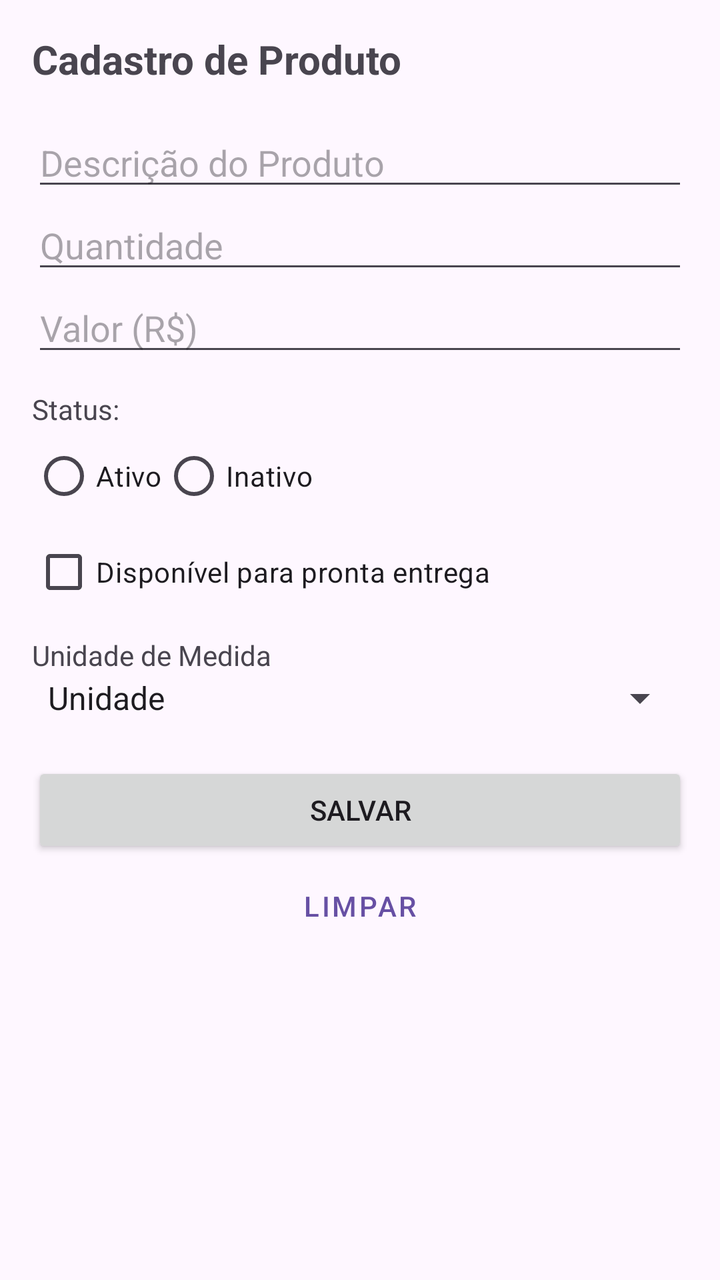
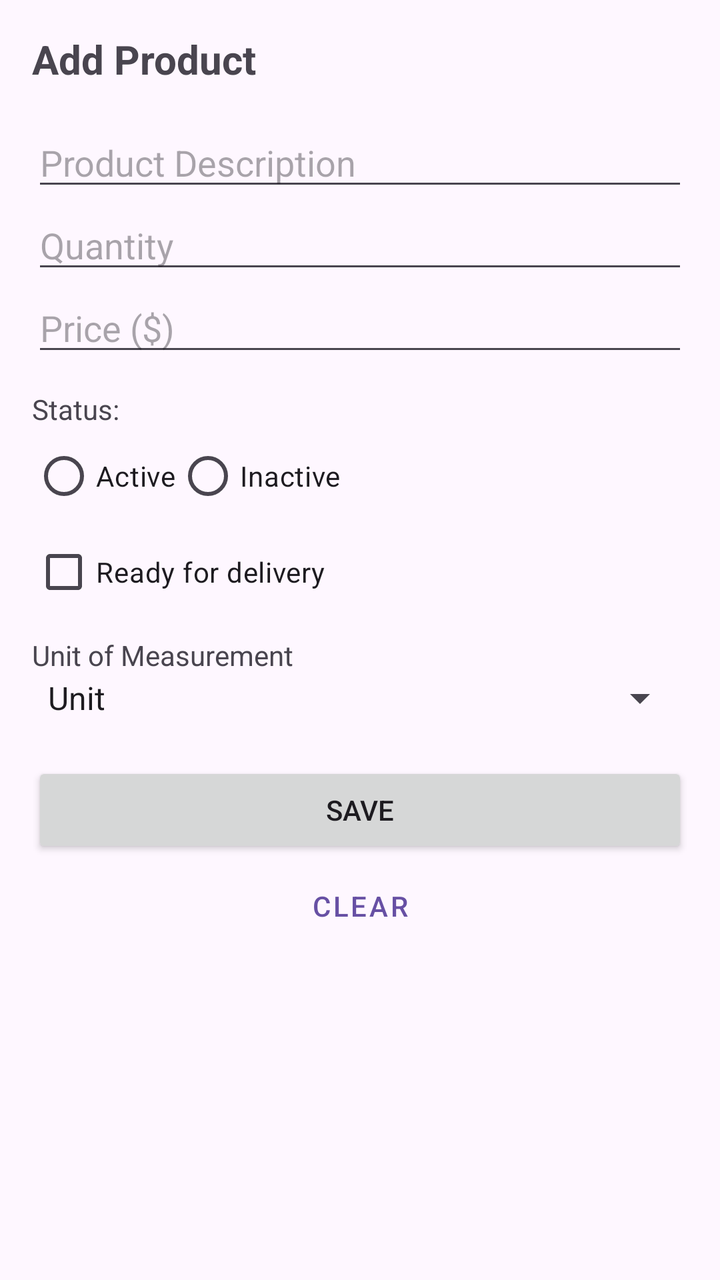

Before-and-after screenshots of an Android layout around one commit, followed by the original layout XML and the change that was made.
<!-- AndroidManifest.xml: application theme Theme.ControleDeVendasDeUmConfeiteiroAutonomo -->
<!-- res/layout/activity_main.xml -->
<?xml version="1.0" encoding="utf-8"?>
<ScrollView xmlns:android="http://schemas.android.com/apk/res/android"
    android:layout_width="match_parent"
    android:layout_height="match_parent"
    android:padding="16dp">

    <LinearLayout
        android:layout_width="match_parent"
        android:layout_height="wrap_content"
        android:orientation="vertical">

        <TextView
            android:layout_width="wrap_content"
            android:layout_height="wrap_content"
            android:text="Cadastro de Produto"
            android:textSize="20sp"
            android:textStyle="bold"
            android:layout_marginBottom="16dp" />

        <EditText
            android:id="@+id/etDescricao"
            android:layout_width="match_parent"
            android:layout_height="wrap_content"
            android:hint="@string/hint_descricao"
            android:inputType="textCapSentences" />

        <EditText
            android:id="@+id/etQuantidade"
            android:layout_width="match_parent"
            android:layout_height="wrap_content"
            android:hint="@string/hint_quantidade"
            android:inputType="number" />

        <EditText
            android:id="@+id/etValor"
            android:layout_width="match_parent"
            android:layout_height="wrap_content"
            android:hint="@string/hint_valor"
            android:inputType="numberDecimal" />

        <TextView
            android:layout_width="wrap_content"
            android:layout_height="wrap_content"
            android:text="@string/label_status"
            android:layout_marginTop="12dp" />

        <RadioGroup
            android:id="@+id/rgOrigem"
            android:layout_width="match_parent"
            android:layout_height="wrap_content"
            android:orientation="horizontal">

            <RadioButton
                android:id="@+id/rbAtivo"
                android:layout_width="wrap_content"
                android:layout_height="wrap_content"
                android:text="@string/ativo" />

            <RadioButton
                android:id="@+id/rbInativo"
                android:layout_width="wrap_content"
                android:layout_height="wrap_content"
                android:text="@string/inativo" />
        </RadioGroup>

        <CheckBox
            android:id="@+id/cbDisponivel"
            android:layout_width="match_parent"
            android:layout_height="wrap_content"
            android:text="@string/disponivel" />

        <TextView
            android:layout_width="wrap_content"
            android:layout_height="wrap_content"
            android:text="@string/unidade_medida"
            android:layout_marginTop="8dp" />

        <Spinner
            android:id="@+id/spUnidade"
            android:layout_width="match_parent"
            android:layout_height="wrap_content"
            android:entries="@array/unidades_array" />

        <Button
            android:id="@+id/btnSalvar"
            android:layout_width="match_parent"
            android:layout_height="wrap_content"
            android:text="@string/btn_salvar"
            android:layout_marginTop="20dp" />

        <Button
            android:id="@+id/btnLimpar"
            style="@style/Widget.MaterialComponents.Button.TextButton"
            android:layout_width="match_parent"
            android:layout_height="wrap_content"
            android:text="@string/btn_limpar" />

    </LinearLayout>
</ScrollView>
<!-- resources referenced by this layout -->
<resources>
  <string-array name="unidades_array">
          <item>Unidade</item>
          <item>Quilograma (Kg)</item>
          <item>Grama (g)</item>
          <item>Litro (L)</item>
          <item>Caixa</item>
      </string-array>
  <string name="ativo">Ativo</string>
  <string name="btn_limpar">Limpar</string>
  <string name="btn_salvar">Salvar</string>
  <string name="disponivel">Disponível para pronta entrega</string>
  <string name="hint_descricao">Descrição do Produto</string>
  <string name="hint_quantidade">Quantidade</string>
  <string name="hint_valor">Valor (R$)</string>
  <string name="inativo">Inativo</string>
  <string name="label_status">Status:</string>
  <string name="unidade_medida">Unidade de Medida</string>
  <style name="Theme.ControleDeVendasDeUmConfeiteiroAutonomo" parent="Base.Theme.ControleDeVendasDeUmConfeiteiroAutonomo" />
  <style name="Base.Theme.ControleDeVendasDeUmConfeiteiroAutonomo" parent="Theme.Material3.DayNight">
          
          
          
          
      </style>
</resources>

<!-- the commit's change to res/layout/activity_main.xml (unified diff, before → after) -->
@@ -12,7 +12,7 @@
         <TextView
             android:layout_width="wrap_content"
             android:layout_height="wrap_content"
-            android:text="Cadastro de Produto"
+            android:text="@string/title_cadastro_produto"
             android:textSize="20sp"
             android:textStyle="bold"
             android:layout_marginBottom="16dp" />
<!-- resource entries referenced after the edit -->
@@ -1,23 +1,29 @@
 <!-- resources referenced by this layout -->
 <resources>
   <string-array name="unidades_array">
-          <item>Unidade</item>
-          <item>Quilograma (Kg)</item>
-          <item>Grama (g)</item>
-          <item>Litro (L)</item>
-          <item>Caixa</item>
+          <item>@string/unidade_unidade</item>
+          <item>@string/unidade_kg</item>
+          <item>@string/unidade_grama</item>
+          <item>@string/unidade_litro</item>
+          <item>@string/unidade_caixa</item>
       </string-array>
-  <string name="ativo">Ativo</string>
-  <string name="btn_limpar">Limpar</string>
-  <string name="btn_salvar">Salvar</string>
-  <string name="disponivel">Disponível para pronta entrega</string>
-  <string name="hint_descricao">Descrição do Produto</string>
-  <string name="hint_quantidade">Quantidade</string>
-  <string name="hint_valor">Valor (R$)</string>
-  <string name="inativo">Inativo</string>
+  <string name="ativo">Active</string>
+  <string name="btn_limpar">Clear</string>
+  <string name="btn_salvar">Save</string>
+  <string name="disponivel">Ready for delivery</string>
+  <string name="hint_descricao">Product Description</string>
+  <string name="hint_quantidade">Quantity</string>
+  <string name="hint_valor">Price ($)</string>
+  <string name="inativo">Inactive</string>
   <string name="label_status">Status:</string>
-  <string name="unidade_medida">Unidade de Medida</string>
+  <string name="title_cadastro_produto">Add Product</string>
+  <string name="unidade_medida">Unit of Measurement</string>
   <style name="Theme.ControleDeVendasDeUmConfeiteiroAutonomo" parent="Base.Theme.ControleDeVendasDeUmConfeiteiroAutonomo" />
+  <string name="unidade_unidade">Unit</string>
+  <string name="unidade_kg">Kilogram (Kg)</string>
+  <string name="unidade_grama">Gram (g)</string>
+  <string name="unidade_litro">Liter (L)</string>
+  <string name="unidade_caixa">Box</string>
   <style name="Base.Theme.ControleDeVendasDeUmConfeiteiroAutonomo" parent="Theme.Material3.DayNight">
           
           
